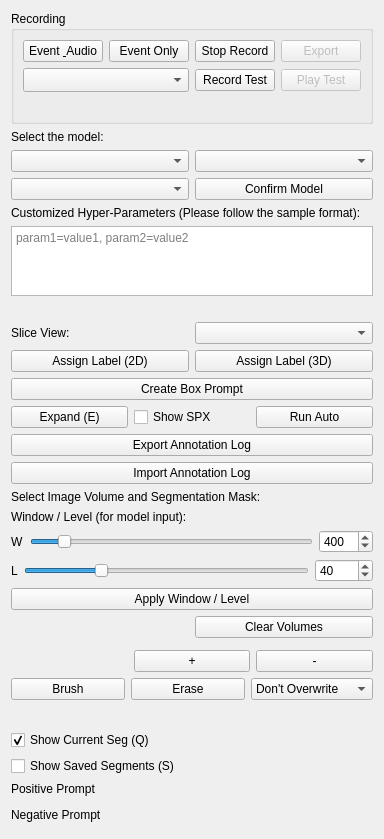
Qt form SegmentHumanBody/Resources/UI/SegmentHumanBody.ui (yzluka/SlicerSegmentHumanBody) before a commit.
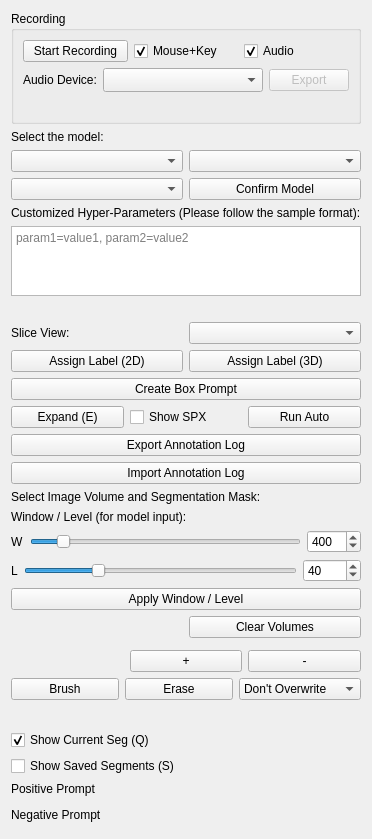
The same form after that commit. Custom widgets are drawn as their Qt base class.

Commit message: audio enabled

Patch:
```diff
--- a/SegmentHumanBody/Resources/UI/SegmentHumanBody.ui
+++ b/SegmentHumanBody/Resources/UI/SegmentHumanBody.ui
@@ -20,35 +20,34 @@
       <item>
        <layout class="QHBoxLayout">
         <item>
-         <widget class="QPushButton" name="recordButton">
-          <property name="text"><string>Event &amp; Audio</string></property>
-          <property name="toolTip"><string>Start recording mouse events and microphone audio</string></property>
+         <widget class="QPushButton" name="recordToggleButton">
+          <property name="text"><string>Start Recording</string></property>
+          <property name="toolTip"><string>Start or stop recording</string></property>
          </widget>
         </item>
         <item>
-         <widget class="QPushButton" name="recordEventOnlyButton">
-          <property name="text"><string>Event Only</string></property>
-          <property name="toolTip"><string>Start recording mouse events without audio</string></property>
+         <widget class="QCheckBox" name="recordMouseKeyCheckBox">
+          <property name="text"><string>Mouse+Key</string></property>
+          <property name="checked"><bool>true</bool></property>
+          <property name="toolTip"><string>Record mouse and keyboard events</string></property>
          </widget>
         </item>
         <item>
-         <widget class="QPushButton" name="stopRecordButton">
-          <property name="text"><string>Stop Record</string></property>
-          <property name="visible"><bool>false</bool></property>
-          <property name="toolTip"><string>Stop the current recording</string></property>
-         </widget>
-        </item>
-        <item>
-         <widget class="QPushButton" name="exportRecordButton">
-          <property name="text"><string>Export</string></property>
-          <property name="enabled"><bool>false</bool></property>
-          <property name="toolTip"><string>Save recording to file</string></property>
+         <widget class="QCheckBox" name="recordAudioCheckBox">
+          <property name="text"><string>Audio</string></property>
+          <property name="checked"><bool>true</bool></property>
+          <property name="toolTip"><string>Record microphone audio. Check only this box to test audio without event recording.</string></property>
          </widget>
         </item>
        </layout>
       </item>
       <item>
        <layout class="QHBoxLayout">
+        <item>
+         <widget class="QLabel" name="audioDeviceLabel">
+          <property name="text"><string>Audio Device:</string></property>
+         </widget>
+        </item>
         <item>
          <widget class="QComboBox" name="audioDeviceComboBox">
           <property name="toolTip"><string>Select microphone input device</string></property>
@@ -63,20 +62,8 @@
          </widget>
         </item>
         <item>
-         <widget class="QPushButton" name="recordTestAudioButton">
-          <property name="text"><string>Record Test</string></property>
-          <property name="toolTip"><string>Record 3 seconds of microphone audio</string></property>
-          <property name="sizePolicy">
-           <sizepolicy hsizetype="Fixed" vsizetype="Fixed">
-            <horstretch>0</horstretch>
-            <verstretch>0</verstretch>
-           </sizepolicy>
-          </property>
-         </widget>
-        </item>
-        <item>
-         <widget class="QPushButton" name="playTestAudioButton">
-          <property name="text"><string>Play Test</string></property>
+         <widget class="QPushButton" name="exportRecordButton">
+          <property name="text"><string>Export</string></property>
           <property name="enabled"><bool>false</bool></property>
           <property name="toolTip"><string>Play back the last test recording</string></property>
           <property name="sizePolicy">
```
Left out of the diff: 2 changed lines with no effect on the pictures. The commit also changes 12 other files.
